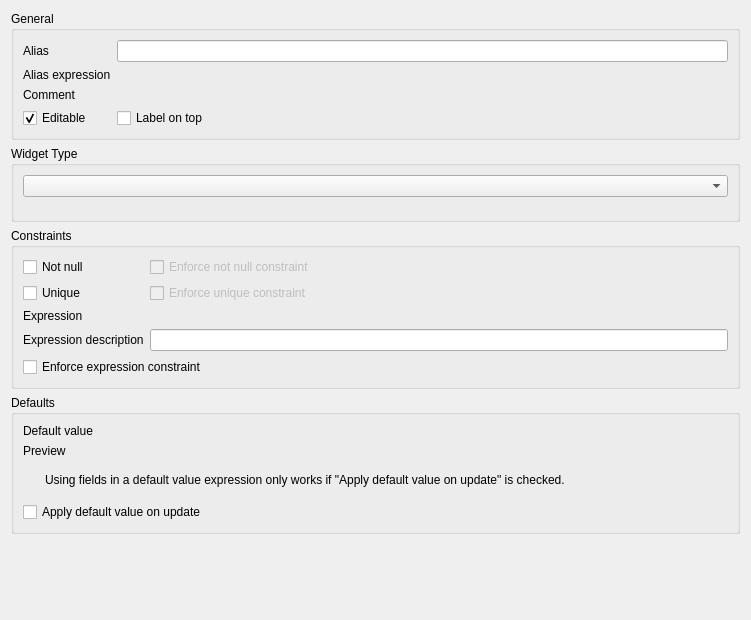
This is src/ui/attributeformconfig/qgsattributetypeedit.ui in qgis/QGIS as Qt 5 draws it before an edit. The edited form follows.
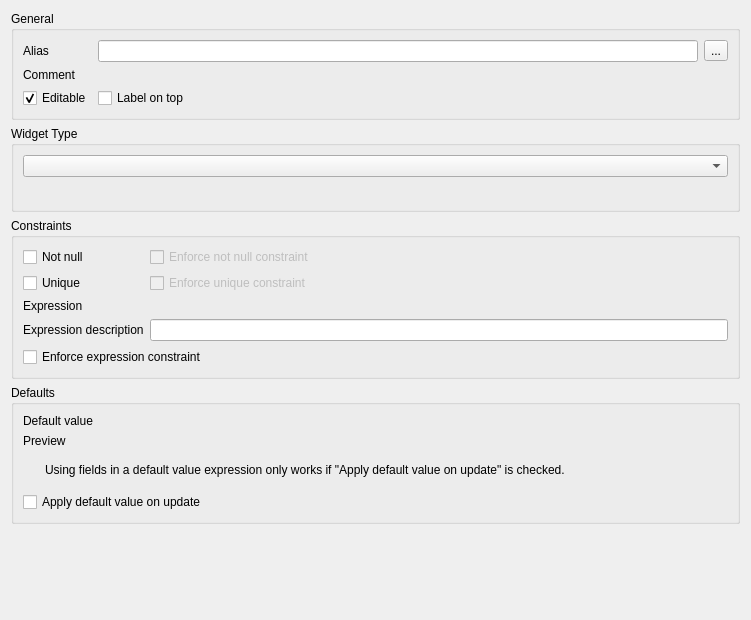
This is the edited form. Icons and pictures are not drawn. Custom widgets are drawn as their Qt base class.

Commit message: Alias expressions: use the DD override widget

Patch:
```diff
--- a/src/ui/attributeformconfig/qgsattributetypeedit.ui
+++ b/src/ui/attributeformconfig/qgsattributetypeedit.ui
@@ -21,43 +21,6 @@
      </property>
      <layout class="QGridLayout" name="gridLayout">
       <item row="1" column="2">
-       <widget class="QgsExpressionLineEdit" name="mAliasExpression" native="true">
-        <property name="toolTip">
-         <string>The expression will be evaluated in the form context </string>
-        </property>
-        <property name="text" stdset="0">
-         <string/>
-        </property>
-       </widget>
-      </item>
-      <item row="3" column="2">
-       <widget class="QCheckBox" name="labelOnTopCheckBox">
-        <property name="text">
-         <string>Label on top</string>
-        </property>
-        <property name="checked">
-         <bool>false</bool>
-        </property>
-       </widget>
-      </item>
-      <item row="2" column="0">
-       <widget class="QLabel" name="label_6">
-        <property name="text">
-         <string>Comment</string>
-        </property>
-       </widget>
-      </item>
-      <item row="3" column="0">
-       <widget class="QCheckBox" name="isFieldEditableCheckBox">
-        <property name="text">
-         <string>Editable</string>
-        </property>
-        <property name="checked">
-         <bool>true</bool>
-        </property>
-       </widget>
-      </item>
-      <item row="2" column="2">
        <widget class="QLabel" name="laComment">
         <property name="text">
          <string/>
@@ -67,13 +30,6 @@
         </property>
        </widget>
       </item>
-      <item row="1" column="0">
-       <widget class="QLabel" name="label_5">
-        <property name="text">
-         <string>Alias expression</string>
-        </property>
-       </widget>
-      </item>
       <item row="0" column="0">
        <widget class="QLabel" name="label_9">
         <property name="text">
@@ -81,9 +37,43 @@
         </property>
        </widget>
       </item>
+      <item row="2" column="0">
+       <widget class="QCheckBox" name="isFieldEditableCheckBox">
+        <property name="text">
+         <string>Editable</string>
+        </property>
+        <property name="checked">
+         <bool>true</bool>
+        </property>
+       </widget>
+      </item>
+      <item row="2" column="2">
+       <widget class="QCheckBox" name="labelOnTopCheckBox">
+        <property name="text">
+         <string>Label on top</string>
+        </property>
+        <property name="checked">
+         <bool>false</bool>
+        </property>
+       </widget>
+      </item>
       <item row="0" column="2">
        <widget class="QLineEdit" name="mAlias"/>
       </item>
+      <item row="0" column="3">
+       <widget class="QgsPropertyOverrideButton" name="mAliasExpressionButton">
+        <property name="text">
+         <string>...</string>
+        </property>
+       </widget>
+      </item>
+      <item row="1" column="0">
+       <widget class="QLabel" name="label_6">
+        <property name="text">
+         <string>Comment</string>
+        </property>
+       </widget>
+      </item>
      </layout>
     </widget>
    </item>
@@ -302,6 +292,11 @@
    <header>qgsexpressionlineedit.h</header>
    <container>1</container>
   </customwidget>
+  <customwidget>
+   <class>QgsPropertyOverrideButton</class>
+   <extends>QToolButton</extends>
+   <header>qgspropertyoverridebutton.h</header>
+  </customwidget>
  </customwidgets>
  <tabstops>
   <tabstop>mAliasExpression</tabstop>
```
Left out of the diff: 1 changed line with no effect on the pictures. The commit also changes 13 other files.
